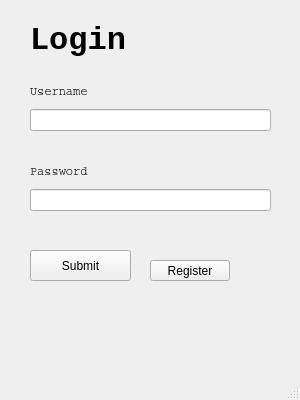
Qt form login.ui (blendjam/Bookspot) before a commit.
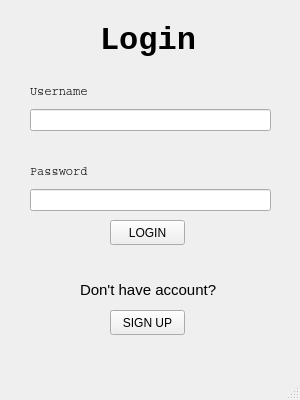
The same form after that commit.

Commit message: from mine

```diff
--- a/login.ui
+++ b/login.ui
@@ -87,22 +87,22 @@
    <widget class="QPushButton" name="pushButton">
     <property name="geometry">
      <rect>
-      <x>30</x>
-      <y>250</y>
-      <width>101</width>
-      <height>31</height>
+      <x>110</x>
+      <y>220</y>
+      <width>75</width>
+      <height>25</height>
      </rect>
     </property>
     <property name="text">
-     <string>Submit</string>
+     <string>LOGIN</string>
     </property>
    </widget>
    <widget class="QLabel" name="loginTitle">
     <property name="geometry">
      <rect>
-      <x>30</x>
+      <x>100</x>
       <y>20</y>
-      <width>231</width>
+      <width>101</width>
       <height>41</height>
      </rect>
     </property>
@@ -118,17 +118,30 @@
      <string>Login</string>
     </property>
    </widget>
+   <widget class="QLabel" name="label">
+    <property name="geometry">
+     <rect>
+      <x>80</x>
+      <y>280</y>
+      <width>141</width>
+      <height>20</height>
+     </rect>
+    </property>
+    <property name="text">
+     <string>&lt;html&gt;&lt;head/&gt;&lt;body&gt;&lt;p&gt;&lt;span style=&quot; font-size:11pt;&quot;&gt;Don't have account?&lt;/span&gt;&lt;/p&gt;&lt;/body&gt;&lt;/html&gt;</string>
+    </property>
+   </widget>
    <widget class="QPushButton" name="pushButton_2">
     <property name="geometry">
      <rect>
-      <x>150</x>
-      <y>260</y>
-      <width>80</width>
-      <height>21</height>
+      <x>110</x>
+      <y>310</y>
+      <width>75</width>
+      <height>25</height>
      </rect>
     </property>
     <property name="text">
-     <string>Register</string>
+     <string>SIGN UP</string>
     </property>
    </widget>
   </widget>
```
Left out of the diff: 2 changed lines with no effect on the pictures.
